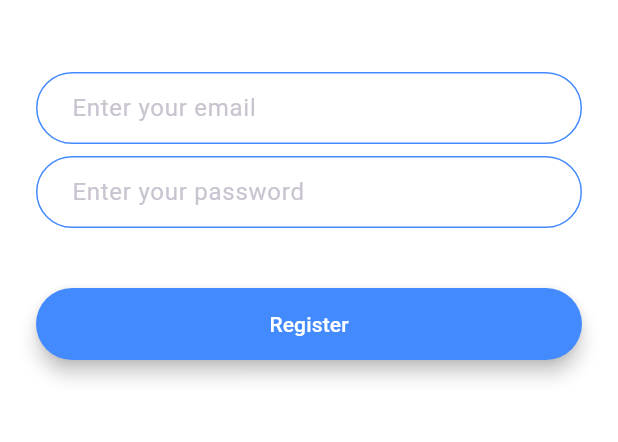
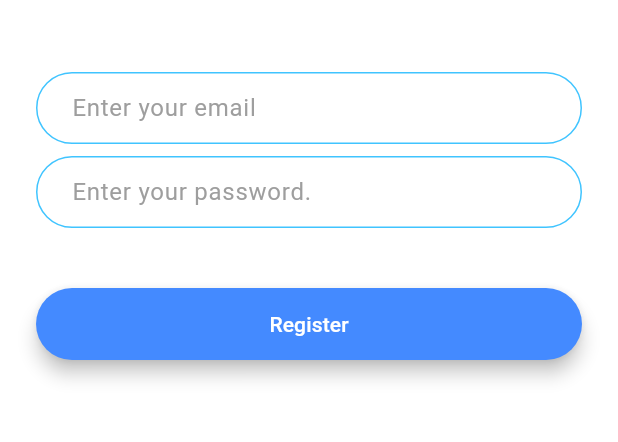
Before and after one commit to Tolkynbayeva/flash-chat-flutter, a Flutter app: the RegistrationScreen screen opened by its route, on a phone screen of 412 x 824 dp, the part 576-1018 px from its top. Run offline on Flutter 3.47's test engine with Material 3 defaults, Android fonts, the phone set to English and light mode, and no system bars; our stand-ins replace animated_text_kit.

Commit message:
Code Refactoring

```diff
--- /dev/null
+++ b/lib/components/rounded_button.dart
@@ -0,0 +1,33 @@
+import 'package:flutter/material.dart';
+
+class RoundedButton extends StatelessWidget {
+  const RoundedButton({
+    required this.value,
+    required this.onPressed,
+    required this.color,
+  });
+
+  final String value;
+  final Function()? onPressed;
+  final Color color;
+
+  @override
+  Widget build(BuildContext context) {
+    return Padding(
+      padding: EdgeInsets.symmetric(vertical: 16.0),
+      child: Material(
+        elevation: 5.0,
+        color: color,
+        borderRadius: BorderRadius.circular(30.0),
+        child: MaterialButton(
+          onPressed: onPressed,
+          minWidth: 200.0,
+          height: 42.0,
+          child: Text(
+            value,
+          ),
+        ),
+      ),
+    );
+  }
+}
--- a/lib/constants.dart
+++ b/lib/constants.dart
@@ -17,3 +17,20 @@ const kMessageContainerDecoration = BoxDecoration(
     top: BorderSide(color: Colors.lightBlueAccent, width: 2.0),
   ),
 );
+
+const kTextFieldDecoration = InputDecoration(
+  hintText: 'Enter your email',
+  hintStyle: TextStyle(color: Colors.grey),
+  contentPadding: EdgeInsets.symmetric(vertical: 10.0, horizontal: 20.0),
+  border: OutlineInputBorder(
+    borderRadius: BorderRadius.all(Radius.circular(32.0)),
+  ),
+  enabledBorder: OutlineInputBorder(
+    borderSide: BorderSide(color: Colors.lightBlueAccent, width: 1.0),
+    borderRadius: BorderRadius.all(Radius.circular(32.0)),
+  ),
+  focusedBorder: OutlineInputBorder(
+    borderSide: BorderSide(color: Colors.lightBlueAccent, width: 2.0),
+    borderRadius: BorderRadius.all(Radius.circular(32.0)),
+  ),
+);
--- a/lib/main.dart
+++ b/lib/main.dart
@@ -18,9 +18,9 @@ class FlashChat extends StatelessWidget {
       initialRoute: WelcomeScreen.id,
       routes: {
         WelcomeScreen.id: (context) => WelcomeScreen(),
-        'login_screen': (context) => LoginScreen(),
-        'registration_screen': (context) => RegistrationScreen(),
-        'chat_screen': (context) => ChatScreen(),
+        LoginScreen.id: (context) => LoginScreen(),
+        RegistrationScreen.id: (context) => RegistrationScreen(),
+        ChatScreen.id: (context) => ChatScreen(),
       },
     );
   }
--- a/lib/screens/chat_screen.dart
+++ b/lib/screens/chat_screen.dart
@@ -2,6 +2,7 @@ import 'package:flutter/material.dart';
 import 'package:flash_chat/constants.dart';
 
 class ChatScreen extends StatefulWidget {
+  static String id = 'chat_screen';
   @override
   _ChatScreenState createState() => _ChatScreenState();
 }
--- a/lib/screens/registration_screen.dart
+++ b/lib/screens/registration_screen.dart
@@ -1,6 +1,9 @@
 import 'package:flutter/material.dart';
+import 'package:flash_chat/constants.dart';
+import 'package:flash_chat/components/rounded_button.dart';
 
 class RegistrationScreen extends StatefulWidget {
+  static String id = 'registration_screen';
   @override
   _RegistrationScreenState createState() => _RegistrationScreenState();
 }
@@ -16,9 +19,12 @@ class _RegistrationScreenState extends State<RegistrationScreen> {
           mainAxisAlignment: MainAxisAlignment.center,
           crossAxisAlignment: CrossAxisAlignment.stretch,
           children: <Widget>[
-            Container(
-              height: 200.0,
-              child: Image.asset('images/logo.png'),
+            Hero(
+              tag: 'logo',
+              child: Container(
+                height: 200.0,
+                child: Image.asset('images/logo.png'),
+              ),
             ),
             SizedBox(
               height: 48.0,
@@ -27,22 +33,7 @@ class _RegistrationScreenState extends State<RegistrationScreen> {
               onChanged: (value) {
                 //Do something with the user input.
               },
-              decoration: InputDecoration(
-                hintText: 'Enter your email',
-                contentPadding:
-                    EdgeInsets.symmetric(vertical: 10.0, horizontal: 20.0),
-                border: OutlineInputBorder(
-                  borderRadius: BorderRadius.all(Radius.circular(32.0)),
-                ),
-                enabledBorder: OutlineInputBorder(
-                  borderSide: BorderSide(color: Colors.blueAccent, width: 1.0),
-                  borderRadius: BorderRadius.all(Radius.circular(32.0)),
-                ),
-                focusedBorder: OutlineInputBorder(
-                  borderSide: BorderSide(color: Colors.blueAccent, width: 2.0),
-                  borderRadius: BorderRadius.all(Radius.circular(32.0)),
-                ),
-              ),
+              decoration: kTextFieldDecoration,
             ),
             SizedBox(
               height: 8.0,
@@ -51,44 +42,17 @@ class _RegistrationScreenState extends State<RegistrationScreen> {
               onChanged: (value) {
                 //Do something with the user input.
               },
-              decoration: InputDecoration(
-                hintText: 'Enter your password',
-                contentPadding:
-                    EdgeInsets.symmetric(vertical: 10.0, horizontal: 20.0),
-                border: OutlineInputBorder(
-                  borderRadius: BorderRadius.all(Radius.circular(32.0)),
-                ),
-                enabledBorder: OutlineInputBorder(
-                  borderSide: BorderSide(color: Colors.blueAccent, width: 1.0),
-                  borderRadius: BorderRadius.all(Radius.circular(32.0)),
-                ),
-                focusedBorder: OutlineInputBorder(
-                  borderSide: BorderSide(color: Colors.blueAccent, width: 2.0),
-                  borderRadius: BorderRadius.all(Radius.circular(32.0)),
-                ),
+              decoration: kTextFieldDecoration.copyWith(
+                hintText: 'Enter your password.',
               ),
             ),
             SizedBox(
               height: 24.0,
             ),
-            Padding(
-              padding: EdgeInsets.symmetric(vertical: 16.0),
-              child: Material(
-                color: Colors.blueAccent,
-                borderRadius: BorderRadius.all(Radius.circular(30.0)),
-                elevation: 5.0,
-                child: MaterialButton(
-                  onPressed: () {
-                    //Implement registration functionality.
-                  },
-                  minWidth: 200.0,
-                  height: 42.0,
-                  child: Text(
-                    'Register',
-                    style: TextStyle(color: Colors.white),
-                  ),
-                ),
-              ),
+            RoundedButton(
+              value: 'Register',
+              onPressed: () {},
+              color: Colors.blueAccent,
             ),
           ],
         ),
--- a/pubspec.yaml
+++ b/pubspec.yaml
@@ -11,6 +11,8 @@ dependencies:
     sdk: flutter
 
   cupertino_icons: ^1.0.6
+  animated_text_kit: ^4.2.2
+
 
 dev_dependencies:
   flutter_test:
```
Also changed, not shown: lib/screens/login_screen.dart (+18 -57 lines), lib/screens/welcome_screen.dart (+45 -39 lines), pubspec.lock, 13 other files.
